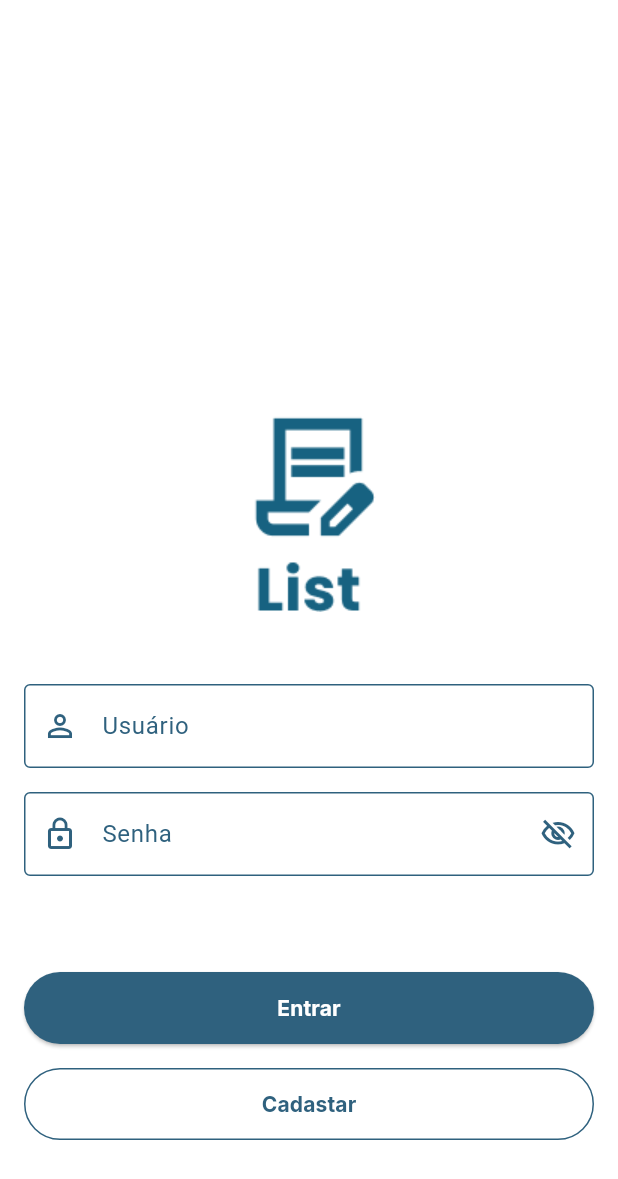
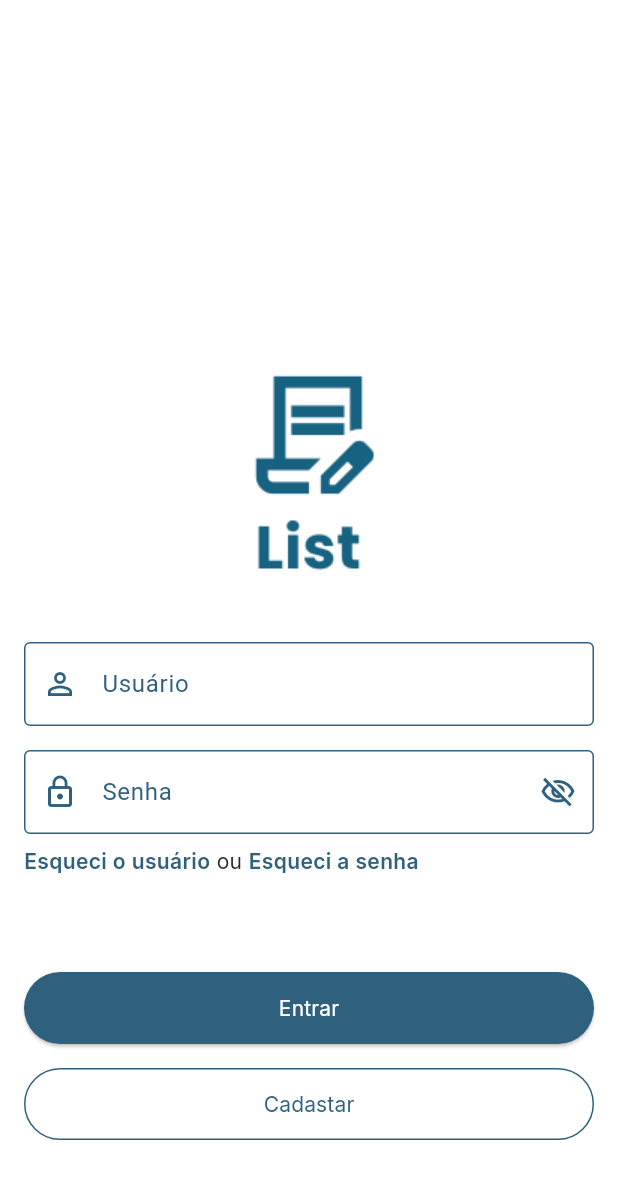
Before and after one commit to nathaliaporcelli/challenge-developer-flutter, a Flutter app: the screen it shows after launch, on a phone screen of 412 x 824 dp. Shown: the top 1179 px of the screen. Run offline on Flutter 3.47's test engine with Material 3 defaults, Android fonts, the phone set to English and light mode, and no system bars; our stand-ins replace dio, get_it, go_router, google_fonts.

Commit message:
refactor: auth page

```diff
--- /dev/null
+++ b/lib/src/core/extensions/context_extensions.dart
@@ -0,0 +1,7 @@
+import 'package:design_system/design_system.dart';
+import 'package:flutter/material.dart';
+
+extension ContextThemeExtension on BuildContext {
+  CeslaTextStylesExtension get texts => Theme.of(this).extension<CeslaTextStylesExtension>()!;
+  ColorScheme get colors => Theme.of(this).colorScheme;
+}
--- a/lib/src/modules/auth/presenter/pages/auth_page.dart
+++ b/lib/src/modules/auth/presenter/pages/auth_page.dart
@@ -4,6 +4,7 @@ import 'package:go_router/go_router.dart';
 
 import '../../../../core/routes/routes.dart';
 import '../stores/auth_store.dart';
+import 'widgets/account_recovery_text_widget.dart';
 
 class AuthPage extends StatefulWidget {
   final AuthStore authStore;
@@ -50,10 +51,7 @@ class _AuthPageState extends State<AuthPage> {
                 package: 'design_system',
               ),
               const SizedBox(height: 48),
-              Row(
-                children: [
-                  Expanded(
-                    child: CeslaTextField(
+              CeslaTextField(
                 labelText: 'Usuário',
                 prefixIcon: Icons.person_outline,
                 controller: usernameController,
@@ -64,40 +62,21 @@ class _AuthPageState extends State<AuthPage> {
                   return null;
                 },
               ),
-                  ),
-                ],
-              ),
               const SizedBox(height: 16),
-              Row(
-                children: [
-                  Expanded(
-                    child: CeslaPasswordTextField(
+              CeslaPasswordTextField(
                 controller: passwordController,
               ),
-                  ),
-                ],
-              ),
+              const SizedBox(height: 8),
+              const AccountRecoveryText(),
               const SizedBox(height: 64),
-              Row(
-                children: [
-                  Expanded(
-                    child: CeslaElevatedButton(
+              CeslaElevatedButton(
                 title: 'Entrar',
                 onPressed: signIn,
               ),
-                  ),
-                ],
-              ),
               const SizedBox(height: 16),
-              Row(
-                children: [
-                  Expanded(
-                    child: CeslaOutlinedButton(
+              CeslaOutlinedButton(
                 title: 'Cadastar',
                 onPressed: signUp,
-                    ),
-                  ),
-                ],
               ),
             ],
           ),
--- /dev/null
+++ b/lib/src/modules/auth/presenter/pages/widgets/account_recovery_text_widget.dart
@@ -0,0 +1,41 @@
+import 'package:flutter/material.dart';
+
+import '../../../../../core/extensions/context_extensions.dart';
+
+class AccountRecoveryText extends StatelessWidget {
+  const AccountRecoveryText({super.key});
+
+  @override
+  Widget build(BuildContext context) {
+    return Row(
+      children: [
+        InkWell(
+          onTap: () {},
+          borderRadius: BorderRadius.circular(4),
+          child: Text(
+            'Esqueci o usuário',
+            style: context.texts.label.copyWith(
+              color: context.colors.primary,
+              fontWeight: FontWeight.w600,
+            ),
+          ),
+        ),
+        Text(
+          ' ou ',
+          style: context.texts.label,
+        ),
+        InkWell(
+          borderRadius: BorderRadius.circular(4),
+          onTap: () {},
+          child: Text(
+            'Esqueci a senha',
+            style: context.texts.label.copyWith(
+              color: context.colors.primary,
+              fontWeight: FontWeight.w600,
+            ),
+          ),
+        ),
+      ],
+    );
+  }
+}
--- a/packages/design_system/lib/src/common/extensions/cesla_text_styles_extension.dart
+++ b/packages/design_system/lib/src/common/extensions/cesla_text_styles_extension.dart
@@ -5,7 +5,6 @@ class CeslaTextStylesExtension extends ThemeExtension<CeslaTextStylesExtension>
   final TextStyle header;
   final TextStyle subHeader;
   final TextStyle label;
-  final TextStyle darkLabel;
   final TextStyle caption;
 
   CeslaTextStylesExtension({
@@ -13,7 +12,6 @@ class CeslaTextStylesExtension extends ThemeExtension<CeslaTextStylesExtension>
     required this.header,
     required this.subHeader,
     required this.label,
-    required this.darkLabel,
     required this.caption,
   });
 
@@ -23,7 +21,6 @@ class CeslaTextStylesExtension extends ThemeExtension<CeslaTextStylesExtension>
     TextStyle? header,
     TextStyle? subHeader,
     TextStyle? label,
-    TextStyle? darkLabel,
     TextStyle? caption,
   }) {
     return CeslaTextStylesExtension(
@@ -31,7 +28,6 @@ class CeslaTextStylesExtension extends ThemeExtension<CeslaTextStylesExtension>
       header: header ?? this.header,
       subHeader: subHeader ?? this.subHeader,
       label: label ?? this.label,
-      darkLabel: darkLabel ?? this.darkLabel,
       caption: caption ?? this.caption,
     );
   }
--- a/packages/design_system/lib/src/common/themes/cesla_theme.dart
+++ b/packages/design_system/lib/src/common/themes/cesla_theme.dart
@@ -27,12 +27,7 @@ class CeslaTheme {
           ),
           label: GoogleFonts.inter(
             fontSize: 14,
-            fontWeight: FontWeight.bold,
-            color: CeslaThemeColors.black,
-          ),
-          darkLabel: GoogleFonts.inter(
-            fontSize: 14,
-            fontWeight: FontWeight.bold,
+            fontWeight: FontWeight.normal,
             color: CeslaThemeColors.black,
           ),
           caption: GoogleFonts.inter(
--- a/packages/design_system/lib/src/widgets/buttons/cesla_elevated_button_widget.dart
+++ b/packages/design_system/lib/src/widgets/buttons/cesla_elevated_button_widget.dart
@@ -18,6 +18,7 @@ class CeslaElevatedButton extends StatelessWidget {
   Widget build(BuildContext context) {
     return SizedBox(
       height: heigth,
+      width: double.maxFinite,
       child: ElevatedButton(
         onPressed: onPressed,
         style: ElevatedButton.styleFrom(
--- a/packages/design_system/lib/src/widgets/buttons/cesla_outlined_button_widget.dart
+++ b/packages/design_system/lib/src/widgets/buttons/cesla_outlined_button_widget.dart
@@ -18,6 +18,7 @@ class CeslaOutlinedButton extends StatelessWidget {
   Widget build(BuildContext context) {
     return SizedBox(
       height: heigth,
+      width: double.maxFinite,
       child: OutlinedButton(
         onPressed: onPressed,
         style: OutlinedButton.styleFrom(
```
Lines whose indentation alone changed are shown as unchanged.
